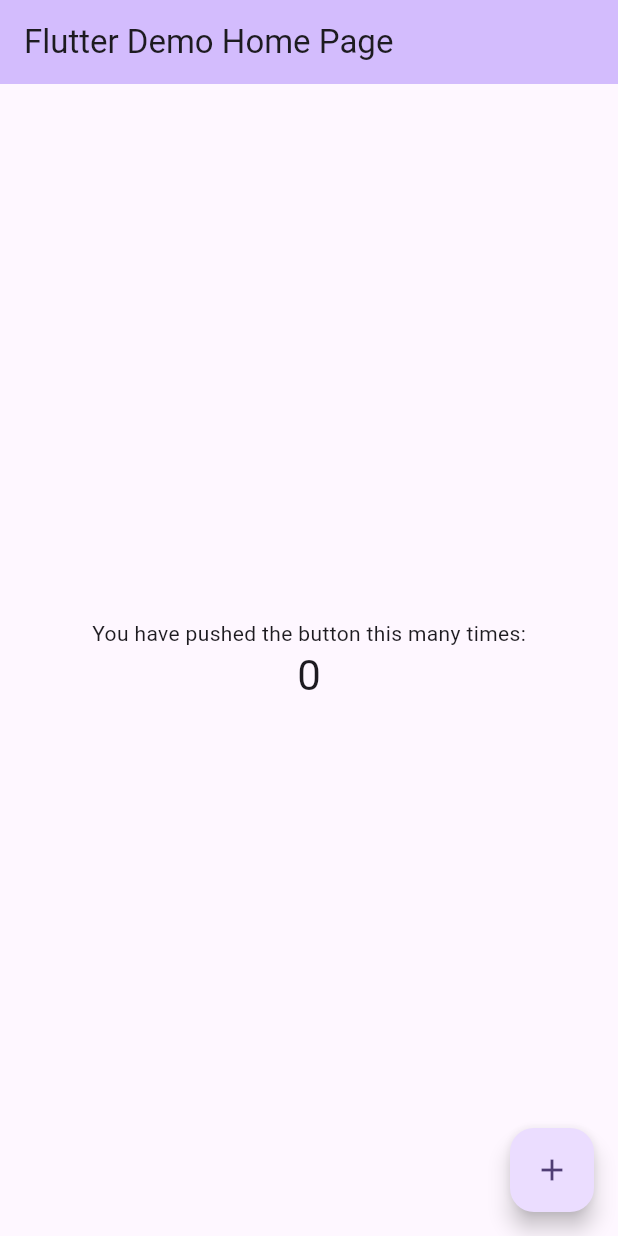
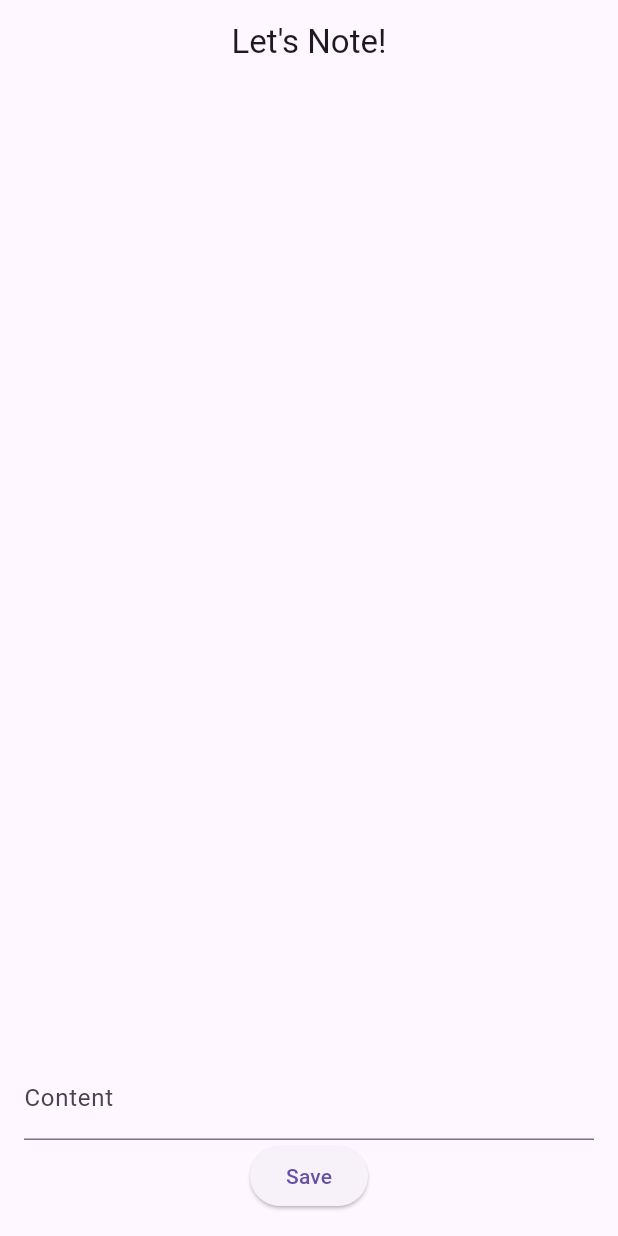
Before and after one commit to rabidhermawan/lets_note, a Flutter app: the screen it shows after launch, on a phone screen of 412 x 824 dp. Run offline on Flutter 3.47's test engine with Material 3 defaults, Android fonts, the light colour scheme and no system bars.

Commit message:
feat: Initial note design
Need to implement database

```diff
--- a/lib/main.dart
+++ b/lib/main.dart
@@ -1,122 +1,23 @@
 import 'package:flutter/material.dart';
+import 'package:lets_note/pages/notes.dart';
 
-void main() {
-  runApp(const MyApp());
+void main() async {
+  WidgetsFlutterBinding.ensureInitialized();
+  runApp(MaterialApp(home: Home()));
 }
 
-class MyApp extends StatelessWidget {
-  const MyApp({super.key});
+class Home extends StatelessWidget {
+  const Home({super.key});
 
-  // This widget is the root of your application.
   @override
   Widget build(BuildContext context) {
-    return MaterialApp(
-      title: 'Flutter Demo',
-      theme: ThemeData(
-        // This is the theme of your application.
-        //
-        // TRY THIS: Try running your application with "flutter run". You'll see
-        // the application has a purple toolbar. Then, without quitting the app,
-        // try changing the seedColor in the colorScheme below to Colors.green
-        // and then invoke "hot reload" (save your changes or press the "hot
-        // reload" button in a Flutter-supported IDE, or press "r" if you used
-        // the command line to start the app).
-        //
-        // Notice that the counter didn't reset back to zero; the application
-        // state is not lost during the reload. To reset the state, use hot
-        // restart instead.
-        //
-        // This works for code too, not just values: Most code changes can be
-        // tested with just a hot reload.
-        colorScheme: .fromSeed(seedColor: Colors.deepPurple),
-      ),
-      home: const MyHomePage(title: 'Flutter Demo Home Page'),
+    return Scaffold(
+      appBar: AppBar(title: Text("Let's Note!"), centerTitle: true),
+      body: NotesPage(),
+      // floatingActionButton: FloatingActionButton(
+      //   onPressed: () => {},
+      //   child: Icon(Icons.fiber_manual_record_rounded),
+      // ),
     );
   }
 }
-
-class MyHomePage extends StatefulWidget {
-  const MyHomePage({super.key, required this.title});
-
-  // This widget is the home page of your application. It is stateful, meaning
-  // that it has a State object (defined below) that contains fields that affect
-  // how it looks.
-
-  // This class is the configuration for the state. It holds the values (in this
-  // case the title) provided by the parent (in this case the App widget) and
-  // used by the build method of the State. Fields in a Widget subclass are
-  // always marked "final".
-
-  final String title;
-
-  @override
-  State<MyHomePage> createState() => _MyHomePageState();
-}
-
-class _MyHomePageState extends State<MyHomePage> {
-  int _counter = 0;
-
-  void _incrementCounter() {
-    setState(() {
-      // This call to setState tells the Flutter framework that something has
-      // changed in this State, which causes it to rerun the build method below
-      // so that the display can reflect the updated values. If we changed
-      // _counter without calling setState(), then the build method would not be
-      // called again, and so nothing would appear to happen.
-      _counter++;
-    });
-  }
-
-  @override
-  Widget build(BuildContext context) {
-    // This method is rerun every time setState is called, for instance as done
-    // by the _incrementCounter method above.
-    //
-    // The Flutter framework has been optimized to make rerunning build methods
-    // fast, so that you can just rebuild anything that needs updating rather
-    // than having to individually change instances of widgets.
-    return Scaffold(
-      appBar: AppBar(
-        // TRY THIS: Try changing the color here to a specific color (to
-        // Colors.amber, perhaps?) and trigger a hot reload to see the AppBar
-        // change color while the other colors stay the same.
-        backgroundColor: Theme.of(context).colorScheme.inversePrimary,
-        // Here we take the value from the MyHomePage object that was created by
-        // the App.build method, and use it to set our appbar title.
-        title: Text(widget.title),
-      ),
-      body: Center(
-        // Center is a layout widget. It takes a single child and positions it
-        // in the middle of the parent.
-        child: Column(
-          // Column is also a layout widget. It takes a list of children and
-          // arranges them vertically. By default, it sizes itself to fit its
-          // children horizontally, and tries to be as tall as its parent.
-          //
-          // Column has various properties to control how it sizes itself and
-          // how it positions its children. Here we use mainAxisAlignment to
-          // center the children vertically; the main axis here is the vertical
-          // axis because Columns are vertical (the cross axis would be
-          // horizontal).
-          //
-          // TRY THIS: Invoke "debug painting" (choose the "Toggle Debug Paint"
-          // action in the IDE, or press "p" in the console), to see the
-          // wireframe for each widget.
-          mainAxisAlignment: .center,
-          children: [
-            const Text('You have pushed the button this many times:'),
-            Text(
-              '$_counter',
-              style: Theme.of(context).textTheme.headlineMedium,
-            ),
-          ],
-        ),
-      ),
-      floatingActionButton: FloatingActionButton(
-        onPressed: _incrementCounter,
-        tooltip: 'Increment',
-        child: const Icon(Icons.add),
-      ),
-    );
-  }
-}
--- /dev/null
+++ b/lib/pages/notes.dart
@@ -0,0 +1,85 @@
+import 'package:flutter/material.dart';
+
+class NotesPage extends StatefulWidget {
+  const NotesPage({super.key});
+
+  @override
+  State<NotesPage> createState() => _NotesPageState();
+}
+
+class _NotesPageState extends State<NotesPage> {
+  final _formKey = GlobalKey<FormState>();
+  final TextEditingController _inputCtrl = TextEditingController();
+  List<_NotesCard> notes = [];
+  int _counter = 1;
+
+  @override
+  Widget build(BuildContext context) {
+    return Column(
+      children: [
+        Expanded(
+          child: ListView(
+            padding: const EdgeInsets.all(16),
+            children: [for (var x in notes) x],
+          ),
+        ),
+        Form(
+          key: _formKey,
+          child: Padding(
+            padding: EdgeInsets.all(16),
+            child: Column(
+              children: [
+                TextFormField(
+                  controller: _inputCtrl,
+                  decoration: InputDecoration(label: Text("Content")),
+                  validator: (value) => value == null || value.isEmpty
+                      ? "Insert your text"
+                      : null,
+                  onSaved: (value) => setState(() {
+                    notes.add(
+                      _NotesCard(
+                        title: "Note #$_counter",
+                        content: _inputCtrl.text,
+                      ),
+                    );
+                    _counter += 1;
+                  }),
+                ),
+                ElevatedButton(
+                  onPressed: () {
+                    if (_formKey.currentState!.validate()) {
+                      _formKey.currentState!.save();
+                      _formKey.currentState!.reset();
+                    }
+                  },
+                  child: Text("Save"),
+                ),
+              ],
+            ),
+          ),
+        ),
+      ],
+    );
+  }
+}
+
+class _NotesCard extends StatelessWidget {
+  final String title;
+  final String content;
+
+  const _NotesCard({required this.title, required this.content});
+
+  @override
+  Widget build(BuildContext context) {
+    return Container(
+      padding: EdgeInsets.all(12.0),
+      margin: const EdgeInsets.only(top: 8.0),
+      alignment: Alignment.center,
+      decoration: BoxDecoration(
+        color: Colors.cyan[100],
+        borderRadius: BorderRadius.circular(8.0),
+      ),
+      child: Column(children: [Text(title), Text(content)]),
+    );
+  }
+}
```
Also changed, not shown: pubspec.yaml (+7 -0 lines), pubspec.lock, 2 other files.
